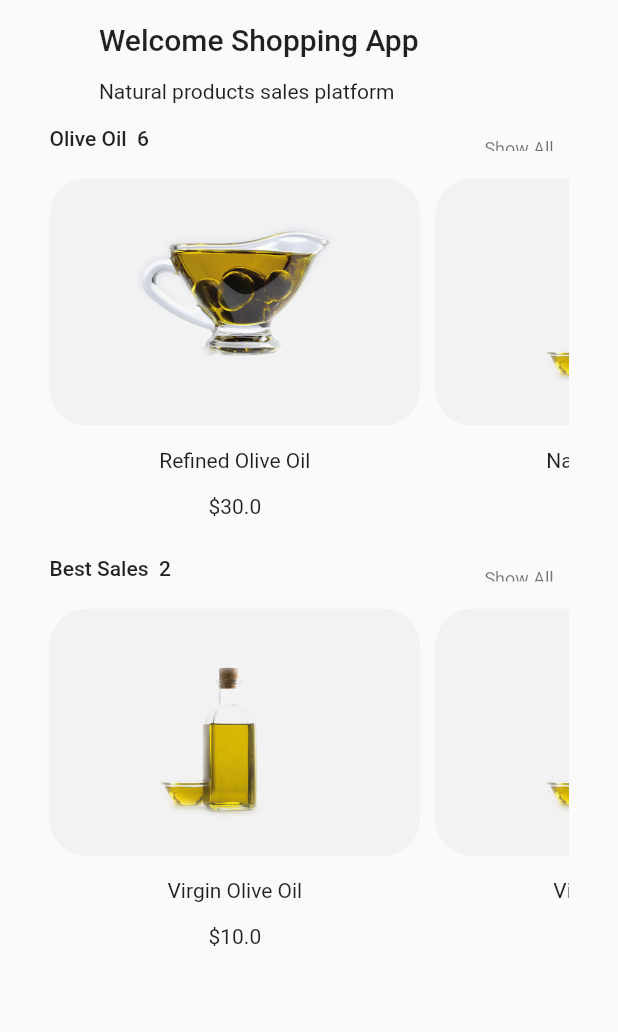
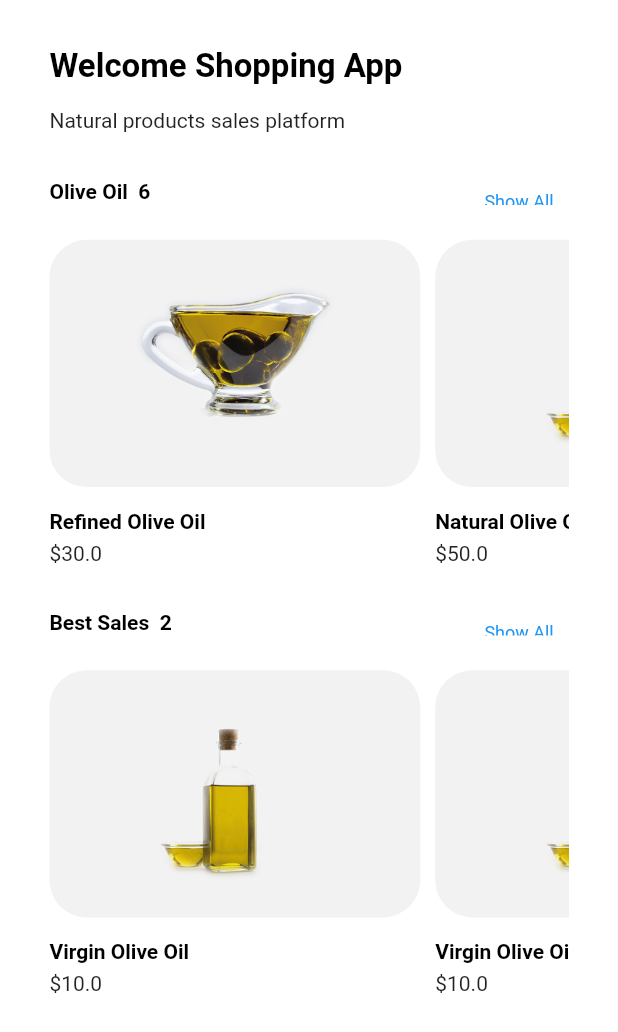
Before and after one commit to nyzmemre/shopping_app, a Flutter app: the screen it shows after launch, on a phone screen of 412 x 824 dp. Shown: the top 1032 px of the screen. Run offline on Flutter 3.47's test engine with Material 2 defaults, Android fonts, the phone set to English and light mode, and no system bars; our stand-ins replace google_fonts.

Commit message:
homepage code refactoring completed

```diff
--- a/lib/main.dart
+++ b/lib/main.dart
@@ -1,4 +1,5 @@
 import 'package:flutter/material.dart';
+import 'package:shopping_app/utils/constants/my_theme.dart';
 
 import 'utils/constants/texts/headers.dart';
 import 'screens/homepage.dart';
@@ -12,7 +13,9 @@ class ShoppingApp extends StatelessWidget {
 
   @override
   Widget build(BuildContext context) {
+    final theme=MyTheme.light();
     return MaterialApp(
+      theme: theme,
       debugShowCheckedModeBanner: false,
       title: appName,
       home: HomePage(),
--- a/lib/screens/homepage.dart
+++ b/lib/screens/homepage.dart
@@ -1,11 +1,12 @@
 import 'package:flutter/material.dart';
-import 'package:flutter/rendering.dart';
-import 'package:shopping_app/models/product.dart';
-import 'package:shopping_app/product_data/olive_oil_data.dart';
-import 'package:shopping_app/utils/components/my_container.dart';
-import 'package:shopping_app/utils/constants/extensions/extensions.dart';
-import 'package:shopping_app/utils/constants/texts/headers.dart';
-import 'package:shopping_app/utils/constants/texts/subtiitles.dart';
+
+import '../models/product.dart';
+import '../product_data/olive_oil_data.dart';
+import '../utils/constants/extensions/extensions.dart';
+import '../utils/constants/texts/headers.dart';
+import '../utils/constants/texts/subtitles.dart';
+import '../utils/my_widgets/product_info.dart';
+import '../utils/my_widgets/homepage_top_texts.dart';
 
 class HomePage extends StatelessWidget {
   HomePage({Key? key}) : super(key: key);
@@ -15,17 +16,18 @@ class HomePage extends StatelessWidget {
   @override
   Widget build(BuildContext context) {
     return Scaffold(
+      backgroundColor: Colors.white,
       body: Padding(
         padding: context.horizontalPadding,
         child: ListView(
           children: [
             context.fifteenSizedBox,
-            homePageTopTexts(context),
+            HomePageTopTexts(),
             context.fifteenSizedBox,
-            productListWidget(context, _oliveOilData.oliveOilList, oliveOil,
+            productLists(context, _oliveOilData.oliveOilList, oliveOil,
                 _oliveOilData.oliveOilList.length),
             context.fifteenSizedBox,
-            productListWidget(context, _oliveOilData.bestOliveOils, bestSales,
+            productLists(context, _oliveOilData.bestOliveOils, bestSales,
                 _oliveOilData.bestOliveOils.length),
           ],
         ),
@@ -33,9 +35,10 @@ class HomePage extends StatelessWidget {
     );
   }
 
-  Widget productListWidget(BuildContext context, List<Product> list,
+  Widget productLists(BuildContext context, List<Product> list,
       String productName, int productCounter) {
     return Column(
+      crossAxisAlignment: CrossAxisAlignment.start,
       children: [
         productHeader(context, productName, productCounter),
         SizedBox(
@@ -47,19 +50,7 @@ class HomePage extends StatelessWidget {
               itemBuilder: (context, int index) {
                 return Row(
                   children: [
-                    SingleChildScrollView(
-                      child: Column(
-                        children: [
-                          MyContainer(
-                            child: Image.asset(list[index].imgURL[0]),
-                          ),
-                          context.fifteenSizedBox,
-                          Text(list[index].name),
-                          context.fifteenSizedBox,
-                          Text("\$" + list[index].price.toString()),
-                        ],
-                      ),
-                    ),
+                    ProductInfo(list: list, index: index),
                     context.horTenSizedBox,
                   ],
                 );
@@ -78,7 +69,7 @@ class HomePage extends StatelessWidget {
         children: [
           Positioned(
             top: 0,
-           bottom: 0,
+            bottom: 0,
             child: Text(
               productName + "  " + productCounter.toString(),
               style: Theme.of(context).textTheme.bodyText1,
@@ -99,24 +90,4 @@ class HomePage extends StatelessWidget {
       ),
     );
   }
-
-  Widget homePageTopTexts(BuildContext context) {
-    return Padding(
-      padding: context.horizontalPadding,
-      child: Column(
-        crossAxisAlignment: CrossAxisAlignment.start,
-        children: [
-          Text(
-            welcome,
-            style: Theme.of(context).textTheme.headline6,
-          ),
-          context.fifteenSizedBox,
-          Text(
-            appInfo,
-            style: Theme.of(context).textTheme.bodyText2,
-          ),
-        ],
-      ),
-    );
-  }
 }
--- /dev/null
+++ b/lib/screens/olive_oils.dart
@@ -0,0 +1,19 @@
+import 'package:flutter/material.dart';
+import 'package:shopping_app/product_data/olive_oil_data.dart';
+import 'package:shopping_app/utils/components/my_container.dart';
+
+class OliveOils extends StatelessWidget {
+  const OliveOils({Key? key}) : super(key: key);
+
+  @override
+  Widget build(BuildContext context) {
+    final _data=OliveOilData();
+    return SafeArea(child: Scaffold(
+      body: GridView.builder(gridDelegate: SliverGridDelegateWithFixedCrossAxisCount(crossAxisCount: 2), itemBuilder: (context, int index){
+        return MyContainer(
+          child: Image.asset(_data.oliveOilList[index].imgURL[0]),
+        );
+      }),
+    ));
+  }
+}
--- /dev/null
+++ b/lib/utils/constants/my_theme.dart
@@ -0,0 +1,109 @@
+import 'package:flutter/material.dart';
+import 'package:google_fonts/google_fonts.dart';
+
+class MyTheme {
+  static TextTheme lightTextTheme = TextTheme(
+    bodyText1: GoogleFonts.roboto(
+      fontSize: 14.0,
+      fontWeight: FontWeight.w700,
+      color: Colors.black,
+    ),
+    headline1: GoogleFonts.roboto(
+      fontSize: 32.0,
+      fontWeight: FontWeight.bold,
+      color: Colors.black,
+    ),
+    headline2: GoogleFonts.roboto(
+      fontSize: 21.0,
+      fontWeight: FontWeight.w700,
+      color: Colors.black,
+    ),
+    headline3: GoogleFonts.roboto(
+      fontSize: 16.0,
+      fontWeight: FontWeight.w600,
+      color: Colors.black,
+    ),
+    headline6: GoogleFonts.roboto(
+      fontSize: 22.0,
+      fontWeight: FontWeight.w600,
+      color: Colors.black,
+    ),
+    caption: GoogleFonts.roboto(
+      fontSize: 12,
+      fontWeight: FontWeight.w400,
+      color: Colors.blue
+    )
+
+  );
+
+  static TextTheme darkTextTheme = TextTheme(
+    bodyText1: GoogleFonts.roboto(
+      fontSize: 14.0,
+      fontWeight: FontWeight.w700,
+      color: Colors.white,
+    ),
+    headline1: GoogleFonts.roboto(
+      fontSize: 32.0,
+      fontWeight: FontWeight.bold,
+      color: Colors.white,
+    ),
+    headline2: GoogleFonts.roboto(
+      fontSize: 21.0,
+      fontWeight: FontWeight.w700,
+      color: Colors.white,
+    ),
+    headline3: GoogleFonts.roboto(
+      fontSize: 16.0,
+      fontWeight: FontWeight.w600,
+      color: Colors.white,
+    ),
+    headline6: GoogleFonts.roboto(
+      fontSize: 20.0,
+      fontWeight: FontWeight.w600,
+      color: Colors.white,
+    ),
+  );
+
+  static ThemeData light() {
+    return ThemeData(
+      brightness: Brightness.light,
+      checkboxTheme: CheckboxThemeData(
+        fillColor: MaterialStateColor.resolveWith(
+              (states) {
+            return Colors.black;
+          },
+        ),
+      ),
+      appBarTheme: const AppBarTheme(
+        foregroundColor: Colors.black,
+        backgroundColor: Colors.white,
+      ),
+      floatingActionButtonTheme: const FloatingActionButtonThemeData(
+        foregroundColor: Colors.white,
+        backgroundColor: Colors.black,
+      ),
+      bottomNavigationBarTheme: const BottomNavigationBarThemeData(
+        selectedItemColor: Colors.green,
+      ),
+      textTheme: lightTextTheme,
+    );
+  }
+
+  static ThemeData dark() {
+    return ThemeData(
+      brightness: Brightness.dark,
+      appBarTheme: AppBarTheme(
+        foregroundColor: Colors.white,
+        backgroundColor: Colors.grey[900],
+      ),
+      floatingActionButtonTheme: const FloatingActionButtonThemeData(
+        foregroundColor: Colors.white,
+        backgroundColor: Colors.green,
+      ),
+      bottomNavigationBarTheme: const BottomNavigationBarThemeData(
+        selectedItemColor: Colors.green,
+      ),
+      textTheme: darkTextTheme,
+    );
+  }
+}
--- /dev/null
+++ b/lib/utils/my_widgets/homepage_top_texts.dart
@@ -0,0 +1,31 @@
+import 'package:flutter/material.dart';
+
+import '../constants/extensions/extensions.dart';
+import '../constants/texts/headers.dart';
+import '../constants/texts/subtitles.dart';
+
+class HomePageTopTexts extends StatelessWidget {
+  const HomePageTopTexts({Key? key}) : super(key: key);
+
+  @override
+  Widget build(BuildContext context) {
+
+    return Padding(
+      padding: context.verticalPadding,
+      child: Column(
+        crossAxisAlignment: CrossAxisAlignment.start,
+        children: [
+          Text(
+            welcome,
+            style: Theme.of(context).textTheme.headline6,
+          ),
+          context.fifteenSizedBox,
+          Text(
+            appInfo,
+            style: Theme.of(context).textTheme.bodyText2,
+          ),
+        ],
+      ),
+    );
+  }
+}
--- a/pubspec.yaml
+++ b/pubspec.yaml
@@ -28,6 +28,8 @@ dependencies:
   # The following adds the Cupertino Icons font to your application.
   # Use with the CupertinoIcons class for iOS style icons.
   cupertino_icons: ^1.0.2
+  google_fonts: ^2.1.0
+
 
 dev_dependencies:
   flutter_test:
```
Also changed, not shown: lib/utils/constants/texts/subtitles.dart (renamed from lib/utils/constants/texts/subtiitles.dart), pubspec.lock.
